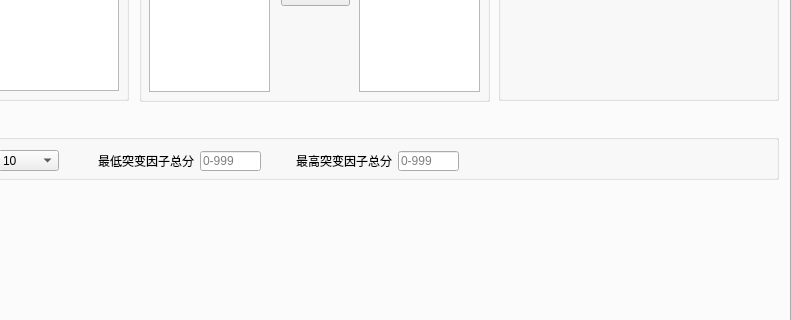
First picture: the form in mainwindow.ui, repository MouJiaoZi/NorthFarmAmon, before the edit; both pictures show x 233 to 1024 and y 305 to 625 of the 1024 by 768 pixel window.
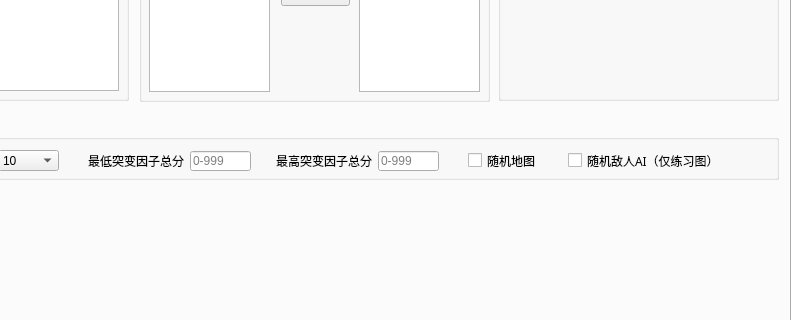
Second picture: the form after the edit. Icons and pictures are not drawn.

What changed in the file:
```diff
--- a/mainwindow.ui
+++ b/mainwindow.ui
@@ -1597,7 +1597,7 @@
       <widget class="QLabel" name="label_2">
        <property name="geometry">
         <rect>
-         <x>320</x>
+         <x>310</x>
          <y>31</y>
          <width>101</width>
          <height>20</height>
@@ -1610,7 +1610,7 @@
       <widget class="QLineEdit" name="settingBrutalPlusMinMutatorScoreEditor">
        <property name="geometry">
         <rect>
-         <x>422</x>
+         <x>412</x>
          <y>31</y>
          <width>61</width>
          <height>20</height>
@@ -1632,7 +1632,7 @@
       <widget class="QLabel" name="label_3">
        <property name="geometry">
         <rect>
-         <x>518</x>
+         <x>498</x>
          <y>30</y>
          <width>101</width>
          <height>21</height>
@@ -1645,7 +1645,7 @@
       <widget class="QLineEdit" name="settingBrutalPlusMaxMutatorScoreEditor">
        <property name="geometry">
         <rect>
-         <x>620</x>
+         <x>600</x>
          <y>31</y>
          <width>61</width>
          <height>20</height>
@@ -1664,6 +1664,42 @@
         <bool>false</bool>
        </property>
       </widget>
+      <widget class="QCheckBox" name="settingBrutalPlusRandomAICheckBox">
+       <property name="geometry">
+        <rect>
+         <x>790</x>
+         <y>30</y>
+         <width>151</width>
+         <height>21</height>
+        </rect>
+       </property>
+       <property name="font">
+        <font>
+         <family>Microsoft YaHei</family>
+        </font>
+       </property>
+       <property name="text">
+        <string>随机敌人AI（仅练习图）</string>
+       </property>
+      </widget>
+      <widget class="QCheckBox" name="settingBrutalPlusRandomMapCheckBox">
+       <property name="geometry">
+        <rect>
+         <x>690</x>
+         <y>30</y>
+         <width>71</width>
+         <height>21</height>
+        </rect>
+       </property>
+       <property name="font">
+        <font>
+         <family>Microsoft YaHei</family>
+        </font>
+       </property>
+       <property name="text">
+        <string>随机地图</string>
+       </property>
+      </widget>
      </widget>
      <widget class="QGroupBox" name="groupBox_4">
       <property name="geometry">
```
